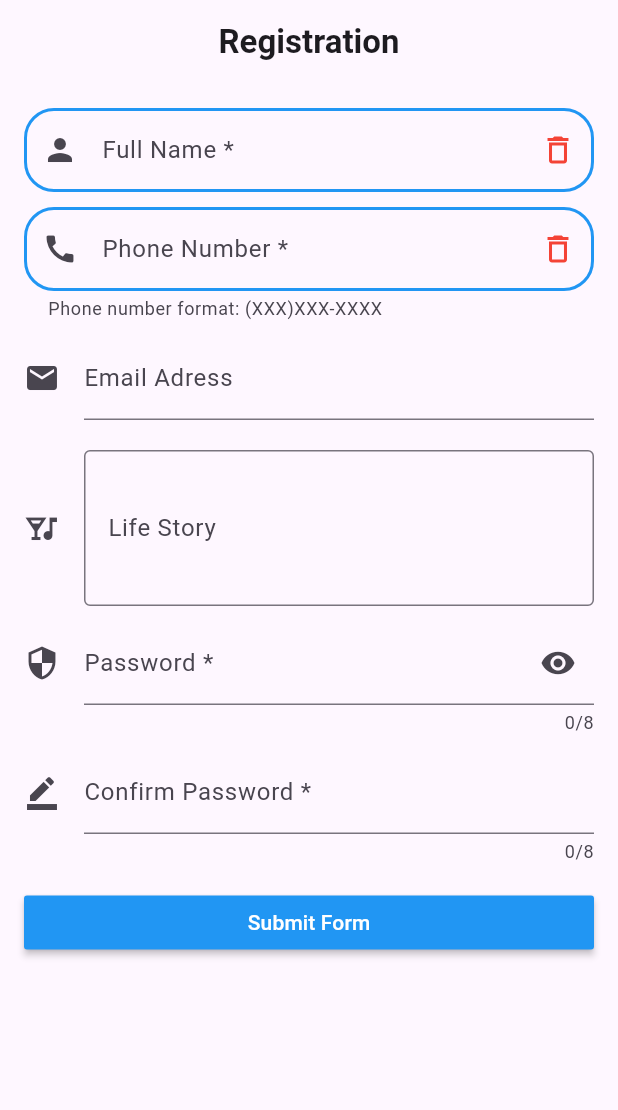
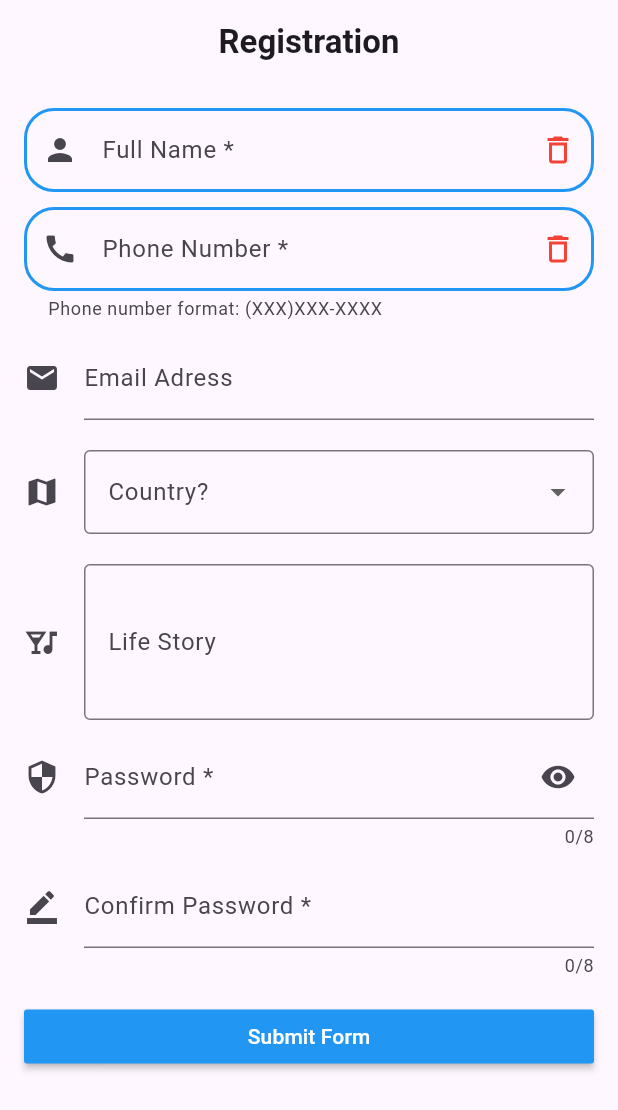
Before and after one commit to kitokot111/leva_suda_zahodi, a Flutter app: the screen it shows after launch, on a phone screen of 412 x 824 dp. Shown: the top 1110 px of the screen. Run offline on Flutter 3.47's test engine with Material 3 defaults, Android fonts, the phone set to English and light mode, and no system bars.

```diff
--- a/lib/main.dart
+++ b/lib/main.dart
@@ -35,6 +35,7 @@ class _registrationBody extends StatefulWidget {
   @override
   State<_registrationBody> createState() => _registrationBodyState();
 }
+
 final _formKey = GlobalKey<FormState>();
 bool _hidePass = true;
 final _nameController = TextEditingController();
@@ -45,6 +46,9 @@ final _passController = TextEditingController();
 final _confirmPassController = TextEditingController();
 
 User newUser = User();
+
+List<String> _countries = ['Russia', 'England', 'France', 'Germany'];
+String? _selectedCountry;
 
 @override
 void dispose() {
@@ -156,6 +160,30 @@ class _registrationBodyState extends State<_registrationBody> {
             SizedBox(
               height: 20,
             ),
+            DropdownButtonFormField(
+              decoration: InputDecoration(
+                border: OutlineInputBorder(),
+                icon: Icon(
+                  Icons.map,
+                ),
+                labelText: 'Country?',
+
+              ),
+              items: _countries.map((country) {
+                return DropdownMenuItem(child: Text(country),
+                  value: country,);
+              }).toList(),
+              onChanged: (country) {
+                print(country);
+                setState(() {
+                  _selectedCountry = country;
+                  newUser.country = country;
+                });
+              },
+            ),
+            SizedBox(
+              height: 20,
+            ),
             TextFormField(
               controller: _storyController,
               decoration: InputDecoration(
@@ -213,7 +241,7 @@ class _registrationBodyState extends State<_registrationBody> {
               height: 15,
             ),
             MaterialButton(
-              onPressed:_submitForm,
+              onPressed: _submitForm,
               child: Text(
                 'Submit Form',
                 style: TextStyle(
@@ -227,6 +255,7 @@ class _registrationBodyState extends State<_registrationBody> {
       ),
     );
   }
+
   void _submitForm() {
     print('''Name: ${_nameController.text}
 Phone: ${_phoneController.text}
--- a/lib/user.dart
+++ b/lib/user.dart
@@ -2,5 +2,6 @@ class User {
   String? name;
   String? phone;
   String? email;
+  String? country;
   String? story;
 }
```
